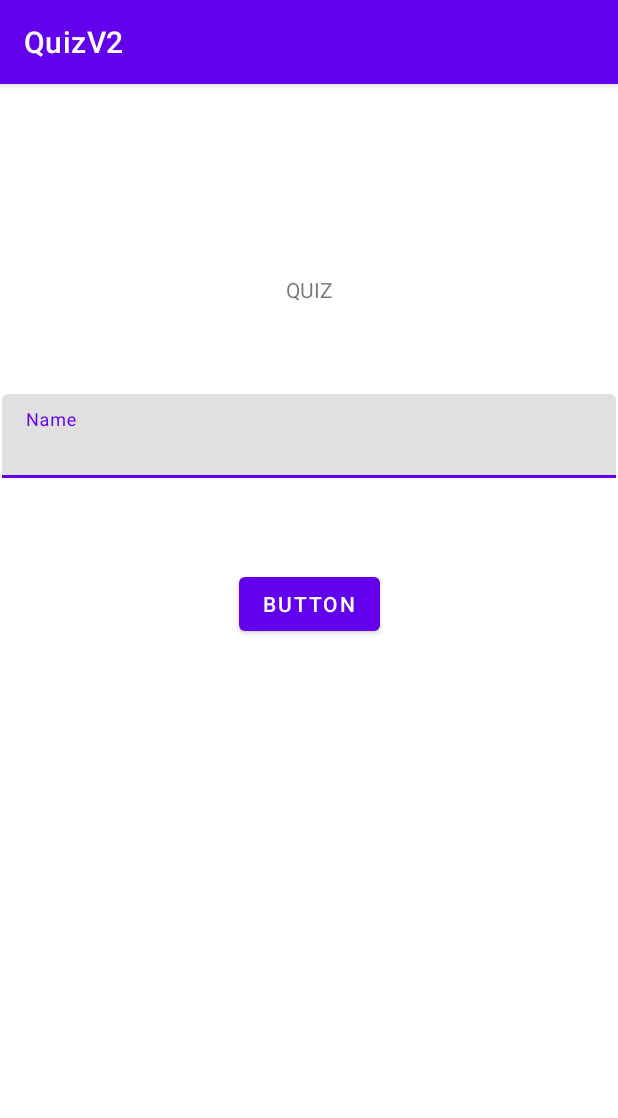
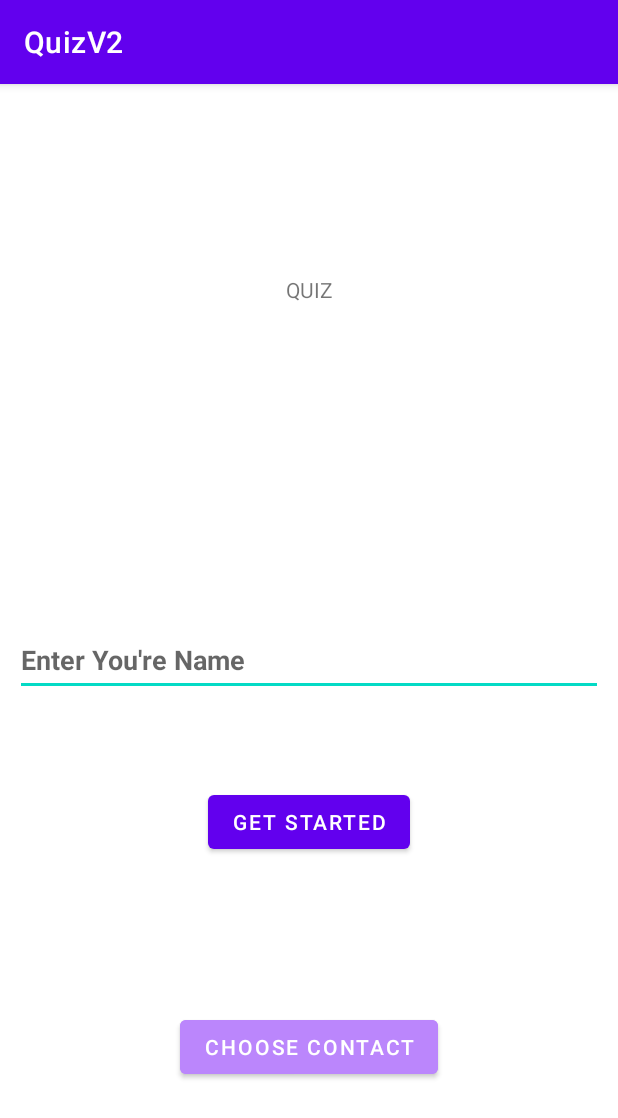
Before and after one commit to doramagyari/Android-2022, an Android app: the screen it shows after launch (MainActivity), on a phone screen of 412 x 824 dp. Shown: the top 1118 px of the screen. Run offline under Robolectric (Android 15) with nearby library versions, the phone set to English and light mode, and no system bars.

Commit message:
nev_atadasa(uj verzioban)

```diff
--- a/QuizV2/app/src/main/java/com/example/quizv2/MainActivity.kt
+++ b/QuizV2/app/src/main/java/com/example/quizv2/MainActivity.kt
@@ -1,11 +1,26 @@
 package com.example.quizv2
 
+import android.content.Intent
 import androidx.appcompat.app.AppCompatActivity
 import android.os.Bundle
+import android.widget.Button
+import android.widget.EditText
 
 class MainActivity : AppCompatActivity() {
+
+    private lateinit var button : Button
+    private lateinit var editName : EditText
+
     override fun onCreate(savedInstanceState: Bundle?) {
         super.onCreate(savedInstanceState)
         setContentView(R.layout.activity_main)
+
+        button = findViewById(R.id.button)
+        editName = findViewById(R.id.text_name)
+
+        button.setOnClickListener {
+            startActivity(Intent(this,MenuActivity::class.java)
+                .putExtra("Name of the player is : ",editName.text.toString()))
+        }
     }
 }
--- a/QuizV2/app/src/main/res/layout/activity_main.xml
+++ b/QuizV2/app/src/main/res/layout/activity_main.xml
@@ -16,31 +16,42 @@
         app:layout_constraintStart_toStartOf="parent"
         app:layout_constraintTop_toTopOf="parent" />
 
-    <com.google.android.material.textfield.TextInputLayout
-        android:id="@+id/textInputLayout"
-        android:layout_width="409dp"
+    <EditText
+        android:id="@+id/text_name"
+        android:layout_width="match_parent"
         android:layout_height="wrap_content"
-        android:layout_marginStart="1dp"
-        android:layout_marginTop="60dp"
-        android:layout_marginEnd="1dp"
+        android:layout_margin="10dp"
+        android:layout_marginStart="10dp"
+        android:layout_marginEnd="9dp"
+        android:hint="Enter You're Name"
+        android:minHeight="48dp"
+        android:textSize="18sp"
+        android:textStyle="bold"
+        app:layout_constraintBottom_toBottomOf="parent"
         app:layout_constraintEnd_toEndOf="parent"
         app:layout_constraintStart_toStartOf="parent"
-        app:layout_constraintTop_toBottomOf="@+id/textView">
+        app:layout_constraintTop_toTopOf="parent" />
 
-        <com.google.android.material.textfield.TextInputEditText
-            android:layout_width="match_parent"
-            android:layout_height="wrap_content"
-            android:hint="@string/name"
-            android:textColorHint="#616161" />
-    </com.google.android.material.textfield.TextInputLayout>
+    <Button
+        android:id="@+id/contactsButton"
+        android:layout_width="wrap_content"
+        android:layout_height="wrap_content"
+        android:layout_margin="48dp"
+        android:layout_marginBottom="265dp"
+        android:backgroundTint="#FFBB86FC"
+        android:text="CHOOSE CONTACT"
+        app:layout_constraintBottom_toBottomOf="parent"
+        app:layout_constraintEnd_toEndOf="parent"
+        app:layout_constraintStart_toStartOf="parent"
+        app:layout_constraintTop_toBottomOf="@+id/button" />
 
     <Button
         android:id="@+id/button"
         android:layout_width="wrap_content"
         android:layout_height="wrap_content"
         android:layout_marginTop="60dp"
-        android:text="@string/button"
+        android:text="GET STARTED"
         app:layout_constraintEnd_toEndOf="parent"
         app:layout_constraintStart_toStartOf="parent"
-        app:layout_constraintTop_toBottomOf="@+id/textInputLayout" />
+        app:layout_constraintTop_toBottomOf="@+id/text_name" />
 </androidx.constraintlayout.widget.ConstraintLayout>
```
Also changed, not shown: QuizV2/app/src/main/AndroidManifest.xml (+7 -0 lines), QuizV2/app/src/main/java/com/example/quizv2/MenuActivity.kt (added, +22 -0 lines), QuizV2/app/src/main/res/layout/activity_menu.xml (added, +23 -0 lines).
